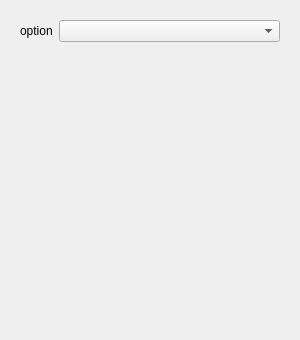
Before: the Qt Designer form Lamia/toolprepro/vnf/lamiavnf_ssequipement_tool_ui.ui in Artelia/Lamia, drawn with Qt 5.
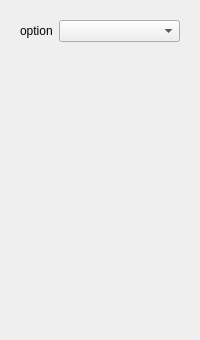
After: the same form once the commit is applied.

```diff
--- a/Lamia/toolprepro/vnf/lamiavnf_ssequipement_tool_ui.ui
+++ b/Lamia/toolprepro/vnf/lamiavnf_ssequipement_tool_ui.ui
@@ -6,10 +6,22 @@
    <rect>
     <x>0</x>
     <y>0</y>
-    <width>300</width>
+    <width>200</width>
     <height>340</height>
    </rect>
   </property>
+  <property name="minimumSize">
+   <size>
+    <width>200</width>
+    <height>0</height>
+   </size>
+  </property>
+  <property name="maximumSize">
+   <size>
+    <width>400</width>
+    <height>16777215</height>
+   </size>
+  </property>
   <property name="windowTitle">
    <string>Form</string>
   </property>
```
